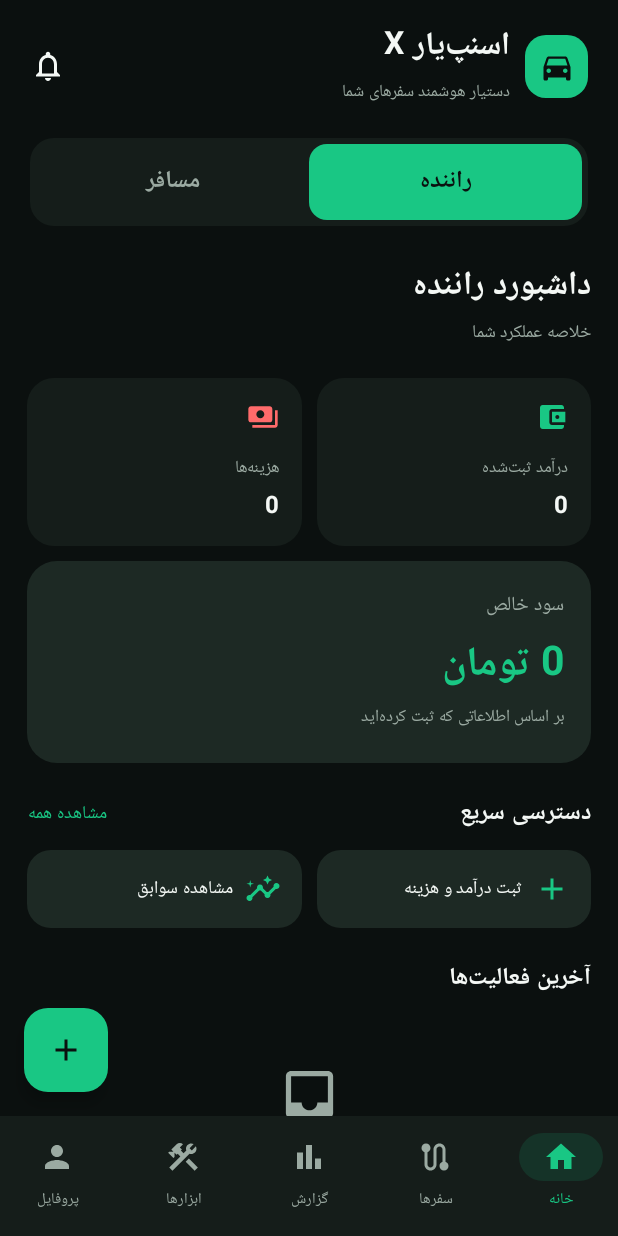
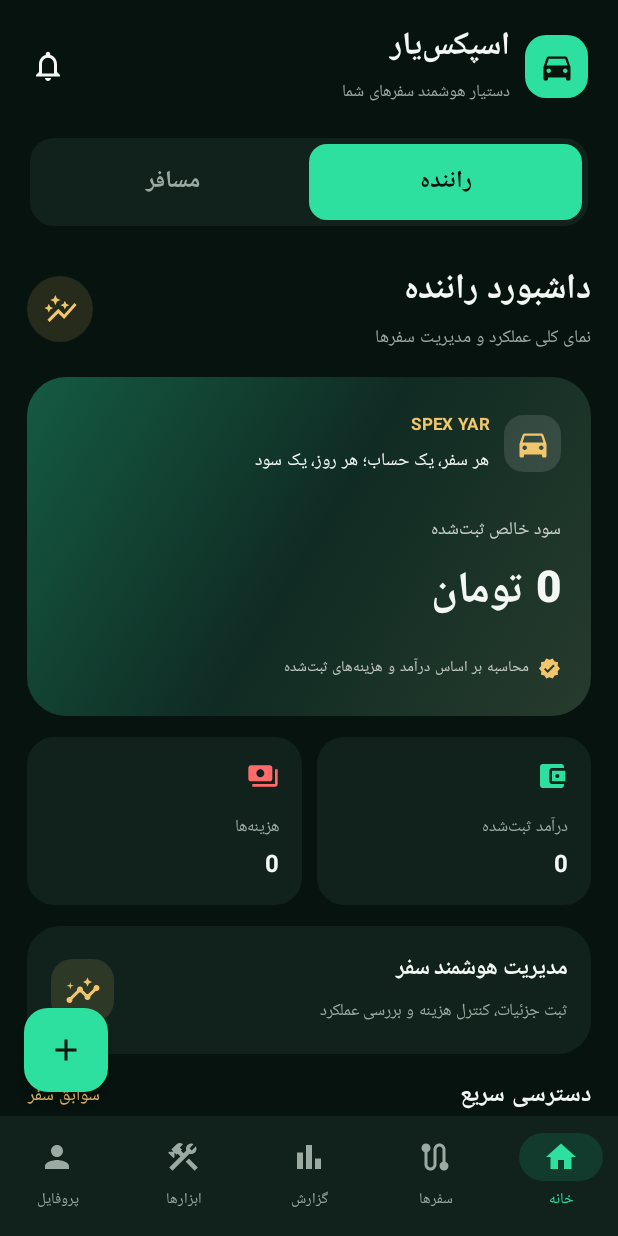
Before and after one commit to pouyan76/SnapYarX, an Android app built with Jetpack Compose: the screen it shows after launch (MainActivity), on a phone screen of 412 x 824 dp. Run offline under Robolectric (Android 15) with nearby library versions, the phone set to English and light mode, and no system bars.

Commit message:
Redesign SPEX YAR dashboard with premium emerald and gold UI

```diff
--- a/app/src/main/java/ir/snapyarx/app/MainActivity.kt
+++ b/app/src/main/java/ir/snapyarx/app/MainActivity.kt
@@ -29,6 +29,7 @@ import androidx.compose.ui.Modifier
 import androidx.compose.ui.geometry.Offset
 import androidx.compose.ui.geometry.Size
 import androidx.compose.ui.graphics.Color
+import androidx.compose.ui.graphics.Brush
 import androidx.compose.ui.platform.LocalContext
 import androidx.compose.ui.platform.LocalLayoutDirection
 import androidx.compose.ui.text.font.FontWeight
@@ -44,10 +45,11 @@ import java.util.Calendar
 import java.util.Date
 import java.util.Locale
 
-private val Bg = Color(0xFF0B100F)
-private val SurfaceDark = Color(0xFF151D1A)
-private val Surface2 = Color(0xFF1D2924)
-private val Green = Color(0xFF19C784)
+private val Bg = Color(0xFF07130F)
+private val SurfaceDark = Color(0xFF10221B)
+private val Surface2 = Color(0xFF173528)
+private val Green = Color(0xFF2DE0A0)
+private val Gold = Color(0xFFF2C66D)
 private val Muted = Color(0xFF9BAAA2)
 private val White = Color(0xFFF4F8F5)
 private val Red = Color(0xFFFF6B6B)
@@ -194,7 +196,7 @@ fun SnapYarApp() {
 
                             Column(Modifier.weight(1f)) {
                                 Text(
-                                    "اسنپ‌یار X",
+                                    "اسپکس‌یار",
                                     fontSize = 21.sp,
                                     fontWeight = FontWeight.Bold,
                                     color = White
@@ -479,156 +481,148 @@ fun HomeScreen(
     recent: List<Entry>
 ) {
     LazyColumn(
-        modifier
-            .fillMaxSize()
-            .padding(horizontal = 18.dp),
-        contentPadding = PaddingValues(bottom = 90.dp)
+        modifier.fillMaxSize().padding(horizontal = 18.dp),
+        contentPadding = PaddingValues(top = 10.dp, bottom = 100.dp),
+        verticalArrangement = Arrangement.spacedBy(14.dp)
     ) {
         item {
-            Spacer(Modifier.height(8.dp))
-
-            Text(
-                if (role == "driver") "داشبورد راننده" else "داشبورد مسافر",
-                color = White,
-                fontSize = 22.sp,
-                fontWeight = FontWeight.Bold
-            )
-
-            Text("خلاصه عملکرد شما", color = Muted, fontSize = 12.sp)
-            Spacer(Modifier.height(18.dp))
-
+            Row(
+                Modifier.fillMaxWidth(),
+                verticalAlignment = Alignment.CenterVertically
+            ) {
+                Column(Modifier.weight(1f)) {
+                    Text(
+                        if (role == "driver") "داشبورد راننده" else "داشبورد مسافر",
+                        color = White, fontSize = 23.sp, fontWeight = FontWeight.ExtraBold
+                    )
+                    Text("نمای کلی عملکرد و مدیریت سفرها", color = Muted, fontSize = 12.sp)
+                }
+                Box(
+                    Modifier.size(44.dp).background(Gold.copy(alpha = .13f), CircleShape),
+                    contentAlignment = Alignment.Center
+                ) {
+                    Icon(Icons.Default.AutoGraph, null, tint = Gold, modifier = Modifier.size(23.dp))
+                }
+            }
+        }
+
+        item {
+            Box(
+                Modifier.fillMaxWidth()
+                    .background(
+                        Brush.linearGradient(listOf(Color(0xFF145B43), Color(0xFF102B23), Color(0xFF273B2D))),
+                        RoundedCornerShape(26.dp)
+                    )
+                    .padding(20.dp)
+            ) {
+                Column {
+                    Row(verticalAlignment = Alignment.CenterVertically) {
+                        Box(
+                            Modifier.size(38.dp).background(Color.White.copy(alpha = .12f), RoundedCornerShape(13.dp)),
+                            contentAlignment = Alignment.Center
+                        ) {
+                            Icon(Icons.Default.DirectionsCar, null, tint = Gold)
+                        }
+                        Spacer(Modifier.width(10.dp))
+                        Column {
+                            Text("SPEX YAR", color = Gold, fontSize = 11.sp, fontWeight = FontWeight.Bold)
+                            Text("هر سفر، یک حساب؛ هر روز، یک سود", color = White, fontSize = 12.sp)
+                        }
+                    }
+                    Spacer(Modifier.height(22.dp))
+                    Text(
+                        if (role == "driver") "سود خالص ثبت‌شده" else "مجموع هزینه سفرها",
+                        color = Color.White.copy(alpha = .76f), fontSize = 12.sp
+                    )
+                    Spacer(Modifier.height(5.dp))
+                    Text(
+                        "${money(if (role == "driver") net else costs)} تومان",
+                        color = if (role == "driver" && net < 0) Red else White,
+                        fontSize = 29.sp, fontWeight = FontWeight.ExtraBold
+                    )
+                    Spacer(Modifier.height(13.dp))
+                    Row(verticalAlignment = Alignment.CenterVertically) {
+                        Icon(Icons.Default.Verified, null, tint = Gold, modifier = Modifier.size(15.dp))
+                        Spacer(Modifier.width(6.dp))
+                        Text(
+                            if (role == "driver") "محاسبه بر اساس درآمد و هزینه‌های ثبت‌شده" else "بر اساس هزینه‌های ثبت‌شده شما",
+                            color = Color.White.copy(alpha = .72f), fontSize = 10.sp
+                        )
+                    }
+                }
+            }
+        }
+
+        item {
             if (role == "driver") {
                 Row(horizontalArrangement = Arrangement.spacedBy(10.dp)) {
-                    MetricCard(
-                        "درآمد ثبت‌شده",
-                        money(income),
-                        Icons.Default.AccountBalanceWallet,
-                        Modifier.weight(1f)
-                    )
-                    MetricCard(
-                        "هزینه‌ها",
-                        money(costs),
-                        Icons.Default.Payments,
-                        Modifier.weight(1f),
-                        Red
-                    )
-                }
-
-                Spacer(Modifier.height(10.dp))
-
-                Card(
-                    colors = CardDefaults.cardColors(
-                        containerColor = Surface2
-                    ),
-                    shape = RoundedCornerShape(20.dp)
+                    MetricCard("درآمد ثبت‌شده", money(income), Icons.Default.AccountBalanceWallet, Modifier.weight(1f), Green)
+                    MetricCard("هزینه‌ها", money(costs), Icons.Default.Payments, Modifier.weight(1f), Red)
+                }
+            } else {
+                Row(horizontalArrangement = Arrangement.spacedBy(10.dp)) {
+                    MetricCard("سفرهای ثبت‌شده", count.toString(), Icons.Default.Route, Modifier.weight(1f), Green)
+                    MetricCard("میانگین هزینه", money(if (count > 0) costs / count else 0), Icons.Default.Calculate, Modifier.weight(1f), Gold)
+                }
+            }
+        }
+
+        item {
+            Card(
+                Modifier.fillMaxWidth(),
+                colors = CardDefaults.cardColors(containerColor = SurfaceDark),
+                shape = RoundedCornerShape(22.dp)
+            ) {
+                Row(
+                    Modifier.fillMaxWidth().padding(16.dp),
+                    verticalAlignment = Alignment.CenterVertically
                 ) {
-                    Column(
-                        Modifier
-                            .fillMaxWidth()
-                            .padding(18.dp)
+                    Column(Modifier.weight(1f)) {
+                        Text("مدیریت هوشمند سفر", color = White, fontWeight = FontWeight.Bold, fontSize = 15.sp)
+                        Spacer(Modifier.height(4.dp))
+                        Text("ثبت جزئیات، کنترل هزینه و بررسی عملکرد", color = Muted, fontSize = 11.sp)
+                    }
+                    Box(
+                        Modifier.size(42.dp).background(Gold.copy(alpha = .13f), RoundedCornerShape(14.dp)),
+                        contentAlignment = Alignment.Center
                     ) {
-                        Text("سود خالص", color = Muted, fontSize = 13.sp)
-                        Spacer(Modifier.height(5.dp))
-                        Text(
-                            "${money(net)} تومان",
-                            color = if (net >= 0) Green else Red,
-                            fontSize = 27.sp,
-                            fontWeight = FontWeight.Bold
-                        )
-                        Text(
-                            "بر اساس اطلاعاتی که ثبت کرده‌اید",
-                            color = Muted,
-                            fontSize = 11.sp
-                        )
-                    }
-                }
-            } else {
-                Card(
-                    colors = CardDefaults.cardColors(
-                        containerColor = Surface2
-                    ),
-                    shape = RoundedCornerShape(20.dp)
-                ) {
-                    Column(Modifier.padding(18.dp)) {
-                        Text("مجموع هزینه سفرها", color = Muted)
-                        Spacer(Modifier.height(5.dp))
-                        Text(
-                            "${money(costs)} تومان",
-                            color = Green,
-                            fontSize = 27.sp,
-                            fontWeight = FontWeight.Bold
-                        )
-                        Text(
-                            "تعداد سفرهای ثبت‌شده: $count",
-                            color = Muted,
-                            fontSize = 11.sp
-                        )
-                    }
-                }
-
-                Spacer(Modifier.height(10.dp))
-
-                Row(horizontalArrangement = Arrangement.spacedBy(10.dp)) {
-                    MetricCard(
-                        "سفرهای ثبت‌شده",
-                        count.toString(),
-                        Icons.Default.Route,
-                        Modifier.weight(1f)
-                    )
-                    MetricCard(
-                        "میانگین هزینه",
-                        money(if (count > 0) costs / count else 0),
-                        Icons.Default.Calculate,
-                        Modifier.weight(1f)
-                    )
-                }
-            }
-
-            Spacer(Modifier.height(20.dp))
-
+                        Icon(Icons.Default.Insights, null, tint = Gold)
+                    }
+                }
+            }
+        }
+
+        item {
             Row(verticalAlignment = Alignment.CenterVertically) {
-                Text(
-                    "دسترسی سریع",
-                    color = White,
-                    fontWeight = FontWeight.Bold,
-                    modifier = Modifier.weight(1f)
-                )
-                Text(
-                    "مشاهده همه",
-                    color = Green,
-                    fontSize = 12.sp,
-                    modifier = Modifier.clickable { onTrips() }
-                )
-            }
-
-            Spacer(Modifier.height(10.dp))
-
+                Text("دسترسی سریع", color = White, fontSize = 16.sp, fontWeight = FontWeight.Bold, modifier = Modifier.weight(1f))
+                Text("سوابق سفر", color = Gold, fontSize = 12.sp, modifier = Modifier.clickable { onTrips() })
+            }
+            Spacer(Modifier.height(9.dp))
             Row(horizontalArrangement = Arrangement.spacedBy(10.dp)) {
                 QuickAction(
                     if (role == "driver") "ثبت درآمد و هزینه" else "ثبت هزینه سفر",
-                    Icons.Default.Add,
-                    Modifier.weight(1f),
-                    onAdd
+                    Icons.Default.AddCircle, Modifier.weight(1f), onAdd
                 )
-                QuickAction(
-                    "مشاهده سوابق",
-                    Icons.Default.Insights,
-                    Modifier.weight(1f),
-                    onTrips
-                )
-            }
-
-            Spacer(Modifier.height(20.dp))
-            Text("آخرین فعالیت‌ها", color = White, fontWeight = FontWeight.Bold)
-            Spacer(Modifier.height(8.dp))
+                QuickAction("مشاهده سوابق", Icons.Default.History, Modifier.weight(1f), onTrips)
+            }
+        }
+
+        item {
+            Row(verticalAlignment = Alignment.CenterVertically) {
+                Text("آخرین فعالیت‌ها", color = White, fontSize = 16.sp, fontWeight = FontWeight.Bold, modifier = Modifier.weight(1f))
+                Text("${recent.size} مورد", color = Muted, fontSize = 11.sp)
+            }
         }
 
         if (recent.isEmpty()) {
             item {
-                EmptyState(
-                    "هنوز موردی ثبت نشده است",
-                    "برای شروع، اولین سفر یا هزینه خود را ثبت کنید."
-                )
+                Card(
+                    Modifier.fillMaxWidth(),
+                    colors = CardDefaults.cardColors(containerColor = SurfaceDark),
+                    shape = RoundedCornerShape(20.dp)
+                ) {
+                    EmptyState("هنوز موردی ثبت نشده است", "برای شروع، اولین سفر یا هزینه خود را ثبت کنید.")
+                }
             }
         } else {
             items(recent) { EntryRow(it, role) }
@@ -1401,7 +1395,7 @@ fun ProfileScreen(
                     .padding(18.dp)
             ) {
                 Text(
-                    "اسنپ‌یار X",
+                    "اسپکس‌یار",
                     color = White,
                     fontWeight = FontWeight.Bold,
                     fontSize = 18.sp
@@ -1635,7 +1629,7 @@ fun createBackupJson(role: String, entries: List<Entry>): String {
 
 fun parseBackupJson(json: String): Pair<String, List<Entry>> {
     val root = JSONObject(json)
-    require(root.optString("app") == "SnapYarX") { "این فایل متعلق به اسنپ‌یار X نیست" }
+    require(root.optString("app") == "SnapYarX") { "این فایل متعلق به اسپکس‌یار نیست" }
     require(root.optInt("backup_version", -1) == 1) { "نسخه فایل پشتیبان پشتیبانی نمی‌شود" }
 
     val restoredRole = root.optString("role", "driver")
```
